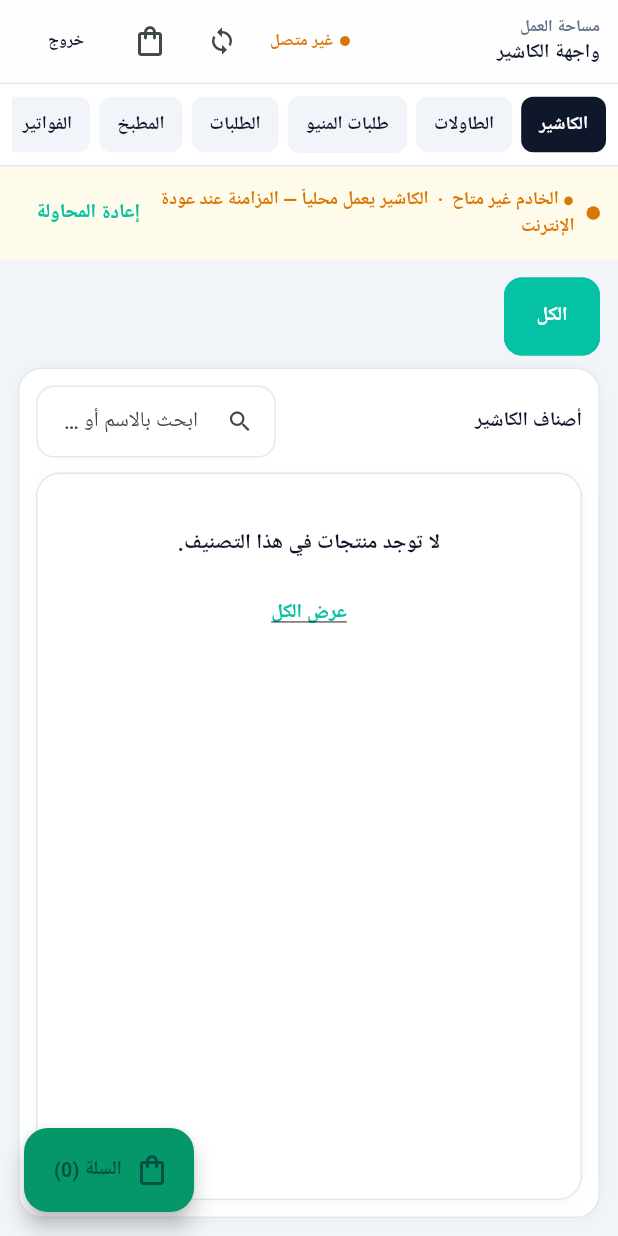
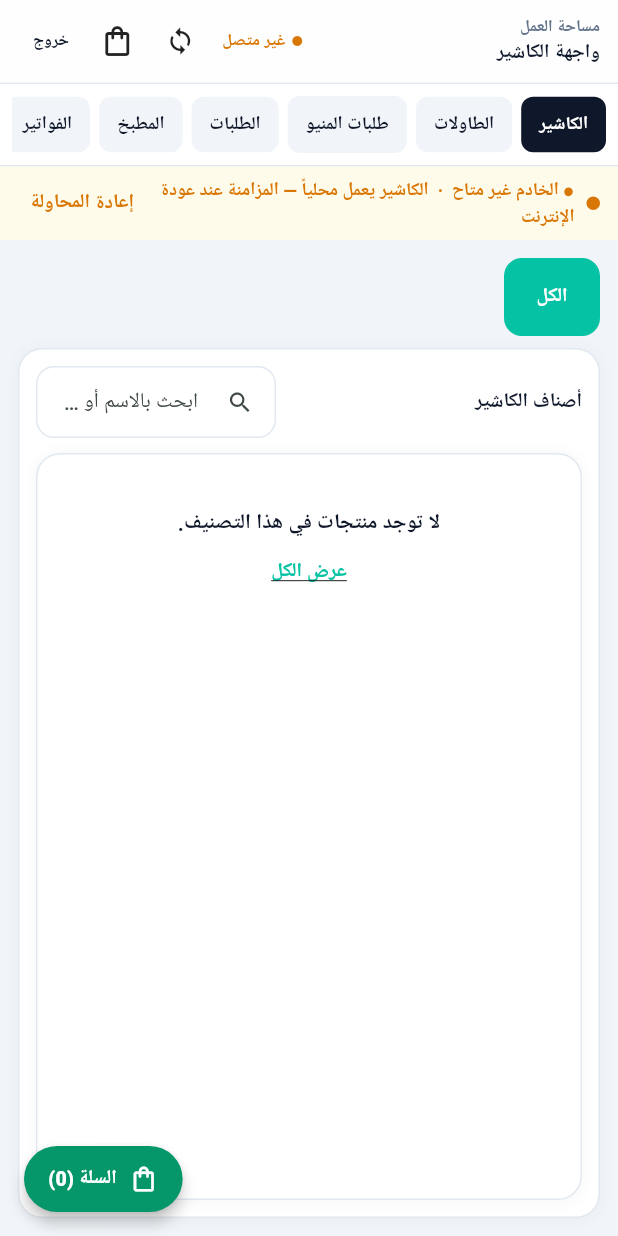
Before and after one commit to itzhaso1/aichr, a Flutter app: the ShellScreen screen opened by its route, on a phone screen of 412 x 824 dp. Run offline on Flutter 3.47's test engine with Material 3 defaults, Android fonts, the phone set to English and light mode, and no system bars; our stand-ins replace audioplayers, connectivity_plus, dio, drift, flutter_animate, flutter_riverpod and 6 more; missing offline and left inert: cryptography; accounts and stored records are empty; generated files the repository leaves out were written again; network calls fail; Roboto replaces fonts that are missing (Cairo).

Commit message:
Eliminate Material MouseRegion from cashier hit targets
Introduce PosTap (render-object taps with empty-size guards and
post-frame callbacks) and use it for products, nav, cart, tables, and
buttons so desktop hover no longer collides with rebuilds via InkWell
or IconButton mouse-tracker annotations.

Co-authored-by: itzhaso1 <itzhaso1@users.noreply.github.com>

```diff
--- a/lib/core/theme/hasim_theme.dart
+++ b/lib/core/theme/hasim_theme.dart
@@ -22,6 +22,11 @@ abstract final class HasimTheme {
       colorScheme: scheme,
       scaffoldBackgroundColor: HasimColors.page,
       textTheme: text,
+      splashFactory: NoSplash.splashFactory,
+      splashColor: Colors.transparent,
+      highlightColor: Colors.transparent,
+      hoverColor: Colors.transparent,
+      focusColor: Colors.transparent,
       appBarTheme: AppBarTheme(
         backgroundColor: HasimColors.surface.withValues(alpha: 0.95),
         foregroundColor: HasimColors.ink,
--- /dev/null
+++ b/lib/core/widgets/pos_tap.dart
@@ -0,0 +1,130 @@
+import 'package:flutter/rendering.dart';
+import 'package:flutter/scheduler.dart';
+import 'package:flutter/widgets.dart';
+
+/// POS tap target that never installs a [MouseRegion].
+///
+/// Material [InkWell] / [IconButton] / [FilledButton] attach mouse-tracker
+/// annotations. When the cashier rebuilds under a hovering cursor (cart
+/// badge, FAB label, image load), Flutter debug asserts:
+/// `!_debugDuringDeviceUpdate` and `Cannot hit test a render box with no size`.
+///
+/// This render-object tap target:
+/// - skips hit-testing when it has no size
+/// - defers [onTap] to after the frame so setState is not run mid hit-test
+class PosTap extends SingleChildRenderObjectWidget {
+  const PosTap({
+    super.key,
+    required Widget super.child,
+    this.onTap,
+    this.enabled = true,
+    this.defer = true,
+  });
+
+  final VoidCallback? onTap;
+  final bool enabled;
+  final bool defer;
+
+  @override
+  RenderObject createRenderObject(BuildContext context) {
+    return RenderPosTap(
+      onTap: onTap,
+      enabled: enabled,
+      defer: defer,
+    );
+  }
+
+  @override
+  void updateRenderObject(BuildContext context, RenderPosTap renderObject) {
+    renderObject
+      ..onTap = onTap
+      ..enabled = enabled
+      ..defer = defer;
+  }
+}
+
+class RenderPosTap extends RenderProxyBox {
+  RenderPosTap({
+    VoidCallback? onTap,
+    bool enabled = true,
+    this.defer = true,
+  }) : _onTap = onTap,
+       _enabled = enabled;
+
+  VoidCallback? _onTap;
+  bool _enabled;
+  bool defer;
+  int? _pointer;
+  var _armed = false;
+
+  set onTap(VoidCallback? value) {
+    _onTap = value;
+  }
+
+  set enabled(bool value) {
+    _enabled = value;
+  }
+
+  bool get _canTap => _enabled && _onTap != null;
+
+  void _fire() {
+    final cb = _onTap;
+    if (cb == null || !_enabled) return;
+    if (!defer) {
+      cb();
+      return;
+    }
+    SchedulerBinding.instance.addPostFrameCallback((_) => cb());
+  }
+
+  @override
+  bool hitTest(BoxHitTestResult result, {required Offset position}) {
+    // Never assert into Flutter's "!hasSize" path during mouse-tracker updates.
+    if (!hasSize || size.isEmpty) return false;
+    if (!_canTap) {
+      return hitTestChildren(result, position: position);
+    }
+    if (size.contains(position)) {
+      hitTestChildren(result, position: position);
+      result.add(BoxHitTestEntry(this, position));
+      return true;
+    }
+    return false;
+  }
+
+  @override
+  void handleEvent(PointerEvent event, covariant HitTestEntry entry) {
+    if (!_canTap) return;
+    if (event is PointerDownEvent) {
+      _pointer = event.pointer;
+      _armed = true;
+    } else if (event is PointerCancelEvent) {
+      if (_pointer == event.pointer) {
+        _armed = false;
+        _pointer = null;
+      }
+    } else if (event is PointerUpEvent) {
+      if (_armed && _pointer == event.pointer) {
+        _armed = false;
+        _pointer = null;
+        _fire();
+      }
+    }
+  }
+
+  @override
+  void debugFillProperties(DiagnosticPropertiesBuilder properties) {
+    super.debugFillProperties(properties);
+    properties.add(
+      FlagProperty('enabled', value: _enabled, ifFalse: 'disabled'),
+    );
+    properties.add(
+      FlagProperty('hasOnTap', value: _onTap != null, ifFalse: 'no onTap'),
+    );
+  }
+}
+
+/// Schedule work after the current pointer/mouse-tracker phase.
+void posDefer(VoidCallback fn) {
+  SchedulerBinding.instance.addPostFrameCallback((_) => fn());
+}
--- a/lib/features/home/shell_screen.dart
+++ b/lib/features/home/shell_screen.dart
@@ -27,6 +27,7 @@ import '../../core/theme/hasim_radius.dart';
 import '../../core/theme/hasim_spacing.dart';
 import '../../core/util/json_numbers.dart';
 import '../../core/widgets/hasim_widgets.dart';
+import '../../core/widgets/pos_tap.dart';
 import '../admin/admin_placeholders.dart';
 import '../cart/cart_controller.dart';
 import '../customers/customers_panel.dart';
@@ -479,11 +480,37 @@ class _ShellScreenState extends ConsumerState<ShellScreen> {
         ],
       ),
       floatingActionButton: (!isDesktop && _section == _PosSection.cashier)
-          ? FloatingActionButton.extended(
-              backgroundColor: HasimColors.cta,
-              onPressed: () => _openCartSheet(context),
-              icon: const Icon(Icons.shopping_bag_outlined),
-              label: Text('السلة (${cart.lines.length})'),
+          ? PosTap(
+              onTap: () => _openCartSheet(context),
+              child: Material(
+                elevation: 4,
+                color: HasimColors.cta,
+                borderRadius: BorderRadius.circular(HasimRadius.pill),
+                child: Padding(
+                  padding: const EdgeInsets.symmetric(
+                    horizontal: 16,
+                    vertical: 12,
+                  ),
+                  child: Row(
+                    mainAxisSize: MainAxisSize.min,
+                    children: [
+                      const Icon(
+                        Icons.shopping_bag_outlined,
+                        color: Colors.white,
+                        size: 20,
+                      ),
+                      const SizedBox(width: 8),
+                      Text(
+                        'السلة (${cart.lines.length})',
+                        style: const TextStyle(
+                          color: Colors.white,
+                          fontWeight: FontWeight.w800,
+                        ),
+                      ),
+                    ],
+                  ),
+                ),
+              ),
             )
           : null,
     );
@@ -765,54 +792,37 @@ class _TopHeader extends StatelessWidget {
                 ],
               ),
               const SizedBox(width: 8),
-              IconButton(
-                tooltip: 'مزامنة',
-                onPressed: onSync,
-                icon: const Icon(Icons.sync, size: 20),
+              PosTap(
+                onTap: onSync,
+                child: const Padding(
+                  padding: EdgeInsets.all(10),
+                  child: Icon(Icons.sync, size: 20),
+                ),
               ),
               if (onCart != null)
-                Stack(
-                  clipBehavior: Clip.none,
-                  children: [
-                    IconButton(
-                      onPressed: onCart,
-                      icon: const Icon(Icons.shopping_bag_outlined),
-                    ),
-                    if (cartCount > 0)
-                      Positioned(
-                        top: 4,
-                        left: 4,
-                        child: Container(
-                          padding: const EdgeInsets.symmetric(
-                            horizontal: 5,
-                            vertical: 1,
-                          ),
-                          decoration: BoxDecoration(
-                            color: HasimColors.cta,
-                            borderRadius: BorderRadius.circular(
-                              HasimRadius.pill,
-                            ),
-                          ),
+                PosTap(
+                  onTap: onCart,
+                  child: Padding(
+                    padding: const EdgeInsets.all(10),
+                    child: Badge(
+                      isLabelVisible: cartCount > 0,
+                      label: Text('$cartCount'),
+                      backgroundColor: HasimColors.cta,
+                      child: const Icon(Icons.shopping_bag_outlined),
+                    ),
+                  ),
+                ),
+              PosTap(
+                onTap: onLogout,
+                child: const Padding(
+                  padding: EdgeInsets.symmetric(horizontal: 10, vertical: 8),
                   child: Text(
-                            '$cartCount',
-                            style: const TextStyle(
-                              color: Colors.white,
-                              fontSize: 10,
-                              fontWeight: FontWeight.w800,
-                            ),
-                          ),
-                        ),
-                      ),
-                  ],
-                ),
-              TextButton(
-                onPressed: onLogout,
-                child: const Text(
                     'خروج',
                     style: TextStyle(
                       fontSize: 11,
                       fontWeight: FontWeight.w700,
                       color: HasimColors.ink,
+                    ),
                   ),
                 ),
               ),
@@ -1091,17 +1101,14 @@ class _CashierHome extends ConsumerWidget {
   Widget _chip(String label, bool selected, VoidCallback onTap) {
     return Padding(
       padding: const EdgeInsetsDirectional.only(end: 8),
-      child: Material(
-        color: selected ? HasimColors.brand : HasimColors.surface,
-        borderRadius: BorderRadius.circular(HasimRadius.md),
-        child: GestureDetector(
-          behavior: HitTestBehavior.opaque,
+      child: PosTap(
         onTap: onTap,
         child: Container(
           alignment: Alignment.center,
           padding: const EdgeInsets.symmetric(horizontal: 16, vertical: 12),
           constraints: const BoxConstraints(minHeight: 44, minWidth: 64),
           decoration: BoxDecoration(
+            color: selected ? HasimColors.brand : HasimColors.surface,
             borderRadius: BorderRadius.circular(HasimRadius.md),
             border: Border.all(
               color: selected ? HasimColors.brand : HasimColors.border,
@@ -1113,7 +1120,6 @@ class _CashierHome extends ConsumerWidget {
               fontSize: 13,
               fontWeight: FontWeight.w800,
               color: selected ? Colors.white : HasimColors.ink,
-              ),
             ),
           ),
         ),
@@ -1597,23 +1603,19 @@ class _CartPanelState extends ConsumerState<_CartPanel> {
   }
 
   Widget _qtyBtn(String label, VoidCallback onTap) {
-    return Material(
-      color: HasimColors.surface,
-      borderRadius: BorderRadius.circular(HasimRadius.sm),
-      child: GestureDetector(
-        behavior: HitTestBehavior.opaque,
+    return PosTap(
       onTap: onTap,
       child: Container(
         constraints: const BoxConstraints(minWidth: 40, minHeight: 40),
         alignment: Alignment.center,
         decoration: BoxDecoration(
+          color: HasimColors.surface,
           border: Border.all(color: HasimColors.border),
           borderRadius: BorderRadius.circular(HasimRadius.sm),
         ),
         child: Text(
           label,
           style: const TextStyle(fontWeight: FontWeight.w900, fontSize: 16),
-          ),
         ),
       ),
     );
@@ -1724,11 +1726,7 @@ class _TablePickerField extends StatelessWidget {
 
   @override
   Widget build(BuildContext context) {
-    return Material(
-      color: HasimColors.surface,
-      borderRadius: BorderRadius.circular(HasimRadius.md),
-      child: GestureDetector(
-        behavior: HitTestBehavior.opaque,
+    return PosTap(
       onTap: () => _open(context),
       child: InputDecorator(
         decoration: const InputDecoration(
@@ -1745,7 +1743,6 @@ class _TablePickerField extends StatelessWidget {
           ),
         ),
       ),
-      ),
     );
   }
 }
@@ -1763,16 +1760,13 @@ class _OrderTypeChip extends StatelessWidget {
 
   @override
   Widget build(BuildContext context) {
-    return Material(
-      color: selected ? HasimColors.cta : HasimColors.surface,
-      borderRadius: BorderRadius.circular(HasimRadius.sm),
-      child: GestureDetector(
-        behavior: HitTestBehavior.opaque,
+    return PosTap(
       onTap: onTap,
       child: Container(
         alignment: Alignment.center,
         padding: const EdgeInsets.symmetric(vertical: 8),
         decoration: BoxDecoration(
+          color: selected ? HasimColors.cta : HasimColors.surface,
           borderRadius: BorderRadius.circular(HasimRadius.sm),
           border: Border.all(
             color: selected ? HasimColors.cta : HasimColors.border,
@@ -1787,7 +1781,6 @@ class _OrderTypeChip extends StatelessWidget {
           ),
         ),
       ),
-      ),
     );
   }
 }
--- a/lib/features/invoices/invoices_list.dart
+++ b/lib/features/invoices/invoices_list.dart
@@ -10,6 +10,7 @@ import '../../core/printing/printer_service.dart';
 import '../../core/theme/hasim_colors.dart';
 import '../../core/util/json_numbers.dart';
 import '../../core/widgets/hasim_widgets.dart';
+import '../../core/widgets/pos_tap.dart';
 
 /// Closed cashier invoices — local SQLite first, remote enrichment optional.
 class InvoicesList extends ConsumerStatefulWidget {
@@ -286,8 +287,7 @@ class _InvoicesListState extends ConsumerState<InvoicesList> {
                     itemBuilder: (context, index) {
                       final inv = _invoices[index];
                       return HsCard(
-                        child: GestureDetector(
-                          behavior: HitTestBehavior.opaque,
+                        child: PosTap(
                           onTap: () => _openInvoice(inv),
                           child: Padding(
                             padding: const EdgeInsets.symmetric(vertical: 4),
--- a/lib/features/tables/table_action_wizards.dart
+++ b/lib/features/tables/table_action_wizards.dart
@@ -4,6 +4,7 @@ import '../../core/pos/pos_labels.dart';
 import '../../core/theme/hasim_colors.dart';
 import '../../core/theme/hasim_radius.dart';
 import '../../core/widgets/hasim_widgets.dart';
+import '../../core/widgets/pos_tap.dart';
 
 /// Multi-step transfer / merge wizard matching cashier UX expectations.
 class TableTransferWizard extends StatefulWidget {
@@ -117,8 +118,7 @@ class _TableTransferWizardState extends State<TableTransferWizard> {
           return Material(
             color: selected ? HasimColors.ctaSoft : Colors.white,
             borderRadius: BorderRadius.circular(HasimRadius.md),
-            child: InkWell(
-              borderRadius: BorderRadius.circular(HasimRadius.md),
+            child: PosTap(
               onTap: () => setState(() => _targetId = id),
               child: Container(
                 padding: const EdgeInsets.all(14),
```
Also changed, not shown: lib/core/widgets/hasim_widgets.dart (+74 -44 lines), lib/features/tables/tables_board.dart (+8 -5 lines), 1 other file. Lines whose indentation alone changed are shown as unchanged.
